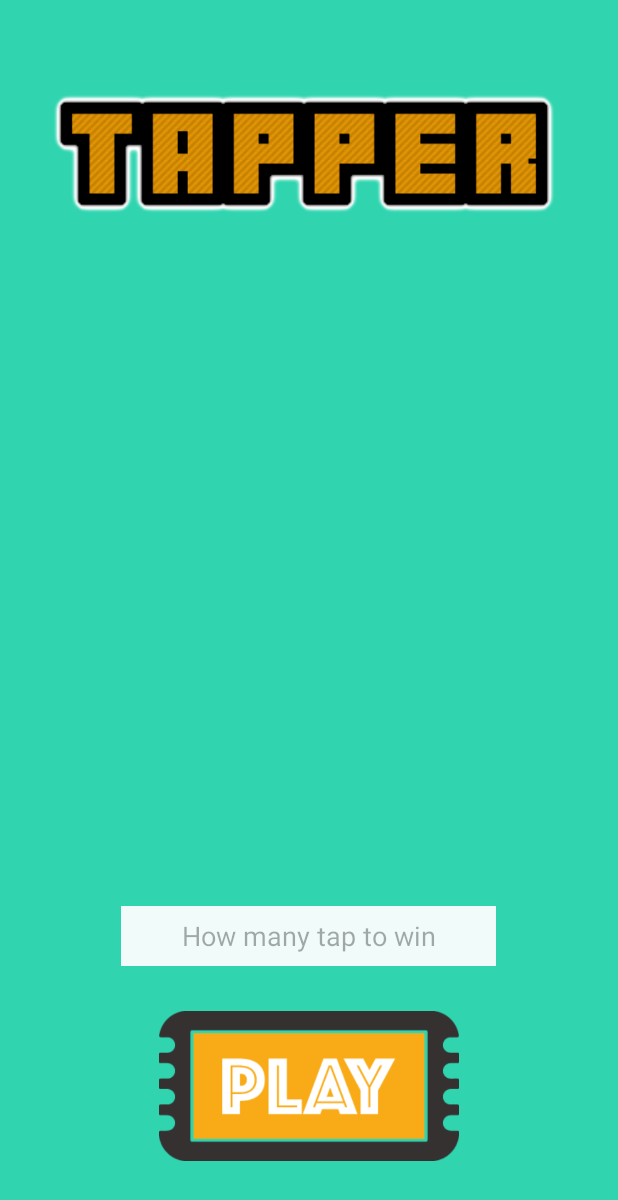
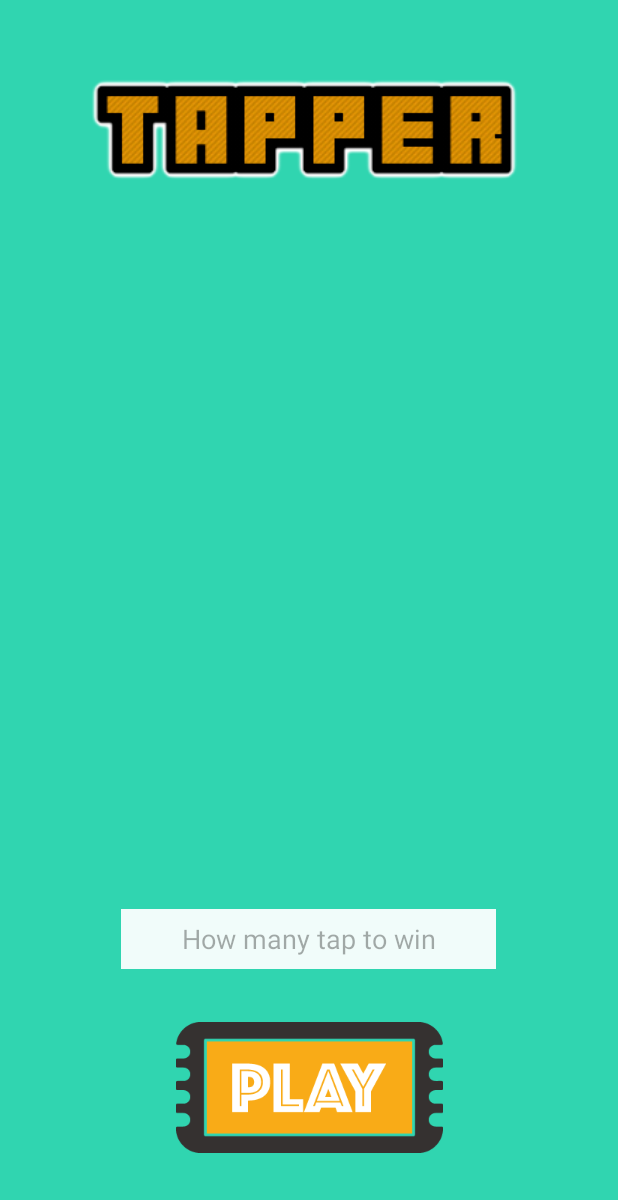
Before and after one commit to ntineloveu/ApplicationWork3, an Android app: the screen it shows after launch (MainActivity), on a phone screen of 412 x 824 dp. Shown: the top 1200 px of the screen. Run offline under Robolectric (Android 15) with nearby library versions, the phone set to English and light mode, and no system bars.

Commit message:
second commit

```diff
--- a/app/build.gradle
+++ b/app/build.gradle
@@ -5,8 +5,8 @@ android {
     buildToolsVersion "26.0.1"
     defaultConfig {
         applicationId "com.example.tngp17_001.applicationwork3"
-        minSdkVersion 23
-        targetSdkVersion 25
+        minSdkVersion 15
+        targetSdkVersion 23
         versionCode 1
         versionName "1.0"
         testInstrumentationRunner "android.support.test.runner.AndroidJUnitRunner"
--- a/app/src/main/java/com/example/tngp17_001/applicationwork3/MainActivity.java
+++ b/app/src/main/java/com/example/tngp17_001/applicationwork3/MainActivity.java
@@ -4,14 +4,14 @@ import android.app.Activity;
 import android.content.Intent;
 import android.os.Bundle;
 import android.view.View;
-import android.widget.Button;
 import android.widget.EditText;
+import android.widget.ImageButton;
 import android.widget.Toast;
 
 public class MainActivity extends Activity implements View.OnClickListener {
 
     EditText editTextInput;
-    Button btnPlay;
+    ImageButton btnPlay;
     int inputTotal;
 
     @Override
@@ -24,7 +24,7 @@ public class MainActivity extends Activity implements View.OnClickListener {
 
     private void initInstances() {
         editTextInput = (EditText) findViewById(R.id.editTxtInput);
-        btnPlay = (Button) findViewById(R.id.btnPlay);
+        btnPlay = (ImageButton) findViewById(R.id.btnPlay);
         btnPlay.setOnClickListener(this);
     }
 
--- a/app/src/main/java/com/example/tngp17_001/applicationwork3/PlayActivity.java
+++ b/app/src/main/java/com/example/tngp17_001/applicationwork3/PlayActivity.java
@@ -4,13 +4,13 @@ import android.app.Activity;
 import android.content.Intent;
 import android.os.Bundle;
 import android.view.View;
-import android.widget.Button;
+import android.widget.ImageButton;
 import android.widget.TextView;
 
 public class PlayActivity extends Activity implements View.OnClickListener {
 
     TextView txtShow;
-    Button btnStar;
+    ImageButton btnStar;
     int inputTotal;
     int check;
 
@@ -39,7 +39,7 @@ public class PlayActivity extends Activity implements View.OnClickListener {
     private void initInstances() {
         check = 0;
         txtShow = (TextView) findViewById(R.id.txtShow);
-        btnStar = (Button) findViewById(R.id.btnStar);
+        btnStar = (ImageButton) findViewById(R.id.btnStar);
         btnStar.setOnClickListener(this);
     }
 
--- a/app/src/main/res/layout/activity_main.xml
+++ b/app/src/main/res/layout/activity_main.xml
@@ -5,34 +5,58 @@
     android:layout_height="match_parent"
     tools:context="com.example.tngp17_001.applicationwork3.MainActivity">
 
+    <ScrollView
+        android:fillViewport="true"
+        android:layout_width="match_parent"
+        android:layout_height="match_parent">
+
+        <LinearLayout
+            android:orientation="vertical"
+            android:layout_width="match_parent"
+            android:layout_height="wrap_content">
+
             <ImageView
-        android:layout_centerHorizontal="true"
+                android:layout_gravity="center"
                 android:layout_marginTop="50dp"
                 android:src="@drawable/tapper"
-        android:layout_width="wrap_content"
+                android:scaleType="centerCrop"
+                android:adjustViewBounds="true"
+                android:layout_width="350dp"
                 android:layout_height="wrap_content" />
 
-    <Button
-        android:id="@+id/btnPlay"
-        android:layout_alignParentBottom="true"
-        android:layout_centerHorizontal="true"
-        android:layout_marginBottom="50dp"
-        android:background="@drawable/playbtn"
-        android:layout_width="200dp"
-        android:layout_height="100dp" />
+            <View
+                android:layout_weight="1"
+                android:layout_width="match_parent"
+                android:layout_height="0dp">
+
+            </View>
 
             <EditText
+                android:layout_gravity="center"
                 android:id="@+id/editTxtInput"
-        android:layout_above="@+id/btnPlay"
-        android:layout_centerHorizontal="true"
                 android:background="@color/colorWhite"
                 android:layout_marginBottom="30dp"
                 android:hint="@string/edittxt_hint"
-        android:inputType="text"
+                android:inputType="number"
                 android:textColorHint="@color/colorHint"
                 android:textColor="@color/colorBlack"
                 android:gravity="center"
                 android:layout_width="250dp"
                 android:layout_height="40dp" />
 
+            <ImageButton
+                android:layout_gravity="center"
+                android:id="@+id/btnPlay"
+                android:layout_marginBottom="50dp"
+                android:scaleType="centerInside"
+                android:src="@drawable/playbtn"
+                android:adjustViewBounds="true"
+                android:background="@color/colorAlpha"
+                android:layout_width="200dp"
+                android:layout_height="wrap_content" />
+
+        </LinearLayout>
+
+    </ScrollView>
+
 </RelativeLayout>
--- /dev/null
+++ b/app/src/main/res/values-v21/styles.xml
@@ -0,0 +1,22 @@
+<resources>
+
+    <!-- Base application theme. -->
+    <style name="AppTheme" parent="android:Theme.Material.Light">
+        <!-- Customize your theme here. -->
+        <item name="android:colorPrimary">@color/colorPrimary</item>
+        <item name="android:colorPrimaryDark">@color/colorPrimaryDark</item>
+        <item name="android:colorAccent">@color/colorAccent</item>
+        <item name="android:textColorPrimary">@color/colorWhite</item>
+        <item name="android:windowBackground">@color/colorBackground</item>
+    </style>
+
+    <style name="AppTheme.Noactionbar" parent="android:Theme.Material.Light.NoActionBar.Fullscreen">
+        <!-- Customize your theme here. -->
+        <item name="android:colorPrimary">@color/colorPrimary</item>
+        <item name="android:colorPrimaryDark">@color/colorPrimaryDark</item>
+        <item name="android:colorAccent">@color/colorAccent</item>
+        <item name="android:textColorPrimary">@color/colorWhite</item>
+        <item name="android:windowBackground">@color/colorBackground</item>
+    </style>
+
+</resources>
--- a/app/src/main/res/values/colors.xml
+++ b/app/src/main/res/values/colors.xml
@@ -7,4 +7,5 @@
     <color name="colorWhite">#EEFFFFFF</color>
     <color name="colorBlack">#EE000000</color>
     <color name="colorHint">#55000000</color>
+    <color name="colorAlpha">#00000000</color>
 </resources>
--- a/app/src/main/res/values/strings.xml
+++ b/app/src/main/res/values/strings.xml
@@ -1,4 +1,5 @@
 <resources>
     <string name="app_name">Trapper</string>
     <string name="edittxt_hint">How many tap to win</string>
+    <string name="defaultNumber">0</string>
 </resources>
--- a/app/src/main/res/values/styles.xml
+++ b/app/src/main/res/values/styles.xml
@@ -1,20 +1,20 @@
 <resources>
 
     <!-- Base application theme. -->
-    <style name="AppTheme" parent="android:Theme.Material.Light">
+    <style name="AppTheme" parent="Theme.AppCompat.Light.DarkActionBar">
         <!-- Customize your theme here. -->
-        <item name="android:colorPrimary">@color/colorPrimary</item>
-        <item name="android:colorPrimaryDark">@color/colorPrimaryDark</item>
-        <item name="android:colorAccent">@color/colorAccent</item>
+        <item name="colorPrimary">@color/colorPrimary</item>
+        <item name="colorPrimaryDark">@color/colorPrimaryDark</item>
+        <item name="colorAccent">@color/colorAccent</item>
         <item name="android:textColorPrimary">@color/colorWhite</item>
         <item name="android:windowBackground">@color/colorBackground</item>
     </style>
 
-    <style name="AppTheme.Noactionbar" parent="android:Theme.Material.Light.NoActionBar.Fullscreen">
+    <style name="AppTheme.Noactionbar" parent="Theme.AppCompat.Light.NoActionBar">
         <!-- Customize your theme here. -->
-        <item name="android:colorPrimary">@color/colorPrimary</item>
-        <item name="android:colorPrimaryDark">@color/colorPrimaryDark</item>
-        <item name="android:colorAccent">@color/colorAccent</item>
+        <item name="colorPrimary">@color/colorPrimary</item>
+        <item name="colorPrimaryDark">@color/colorPrimaryDark</item>
+        <item name="colorAccent">@color/colorAccent</item>
         <item name="android:textColorPrimary">@color/colorWhite</item>
         <item name="android:windowBackground">@color/colorBackground</item>
     </style>
```
Also changed, not shown: app/src/main/res/layout/activity_play.xml (+20 -11 lines), app/src/main/res/drawable-xhdpi/coin.png (renamed from app/src/main/res/drawable/coin.png), app/src/main/res/drawable-xhdpi/playbtn.png (renamed from app/src/main/res/drawable/playbtn.png), app/src/main/res/drawable-xhdpi/tapper.png (renamed from app/src/main/res/drawable/tapper.png). Lines whose indentation alone changed are shown as unchanged.
